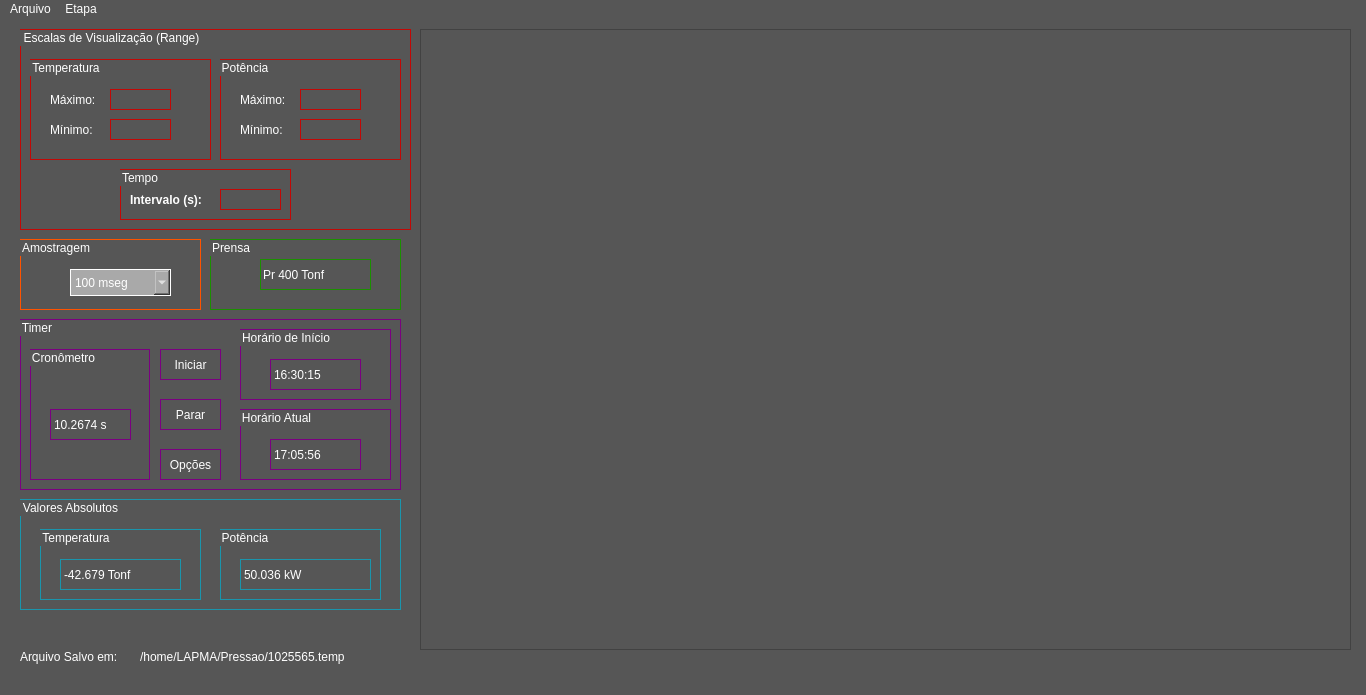
Above: Interface/Resources/CalibracaoT.ui from claudinoac/SADAPMAP before the change. Below: the same form after it.
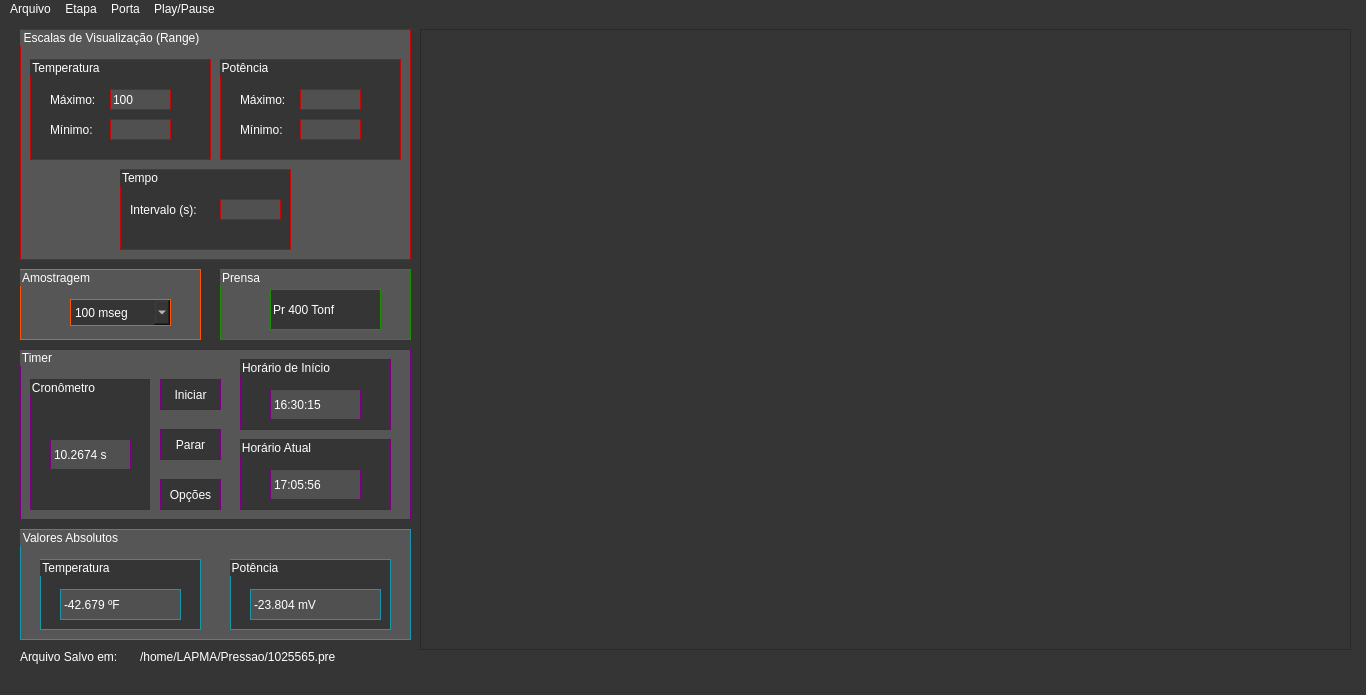
That is the form after the change.

Diff of the .ui file:
```diff
--- a/Interface/Resources/CalibracaoT.ui
+++ b/Interface/Resources/CalibracaoT.ui
@@ -20,7 +20,7 @@
    <string>SADAMAP - Análise de Dados: Etapa 1 - Calibração de Pressão</string>
   </property>
   <property name="styleSheet">
-   <string notr="true">background-color:rgb(86, 86, 86);
+   <string notr="true">background-color:rgb(53, 53, 53);
 color: rgb(255,255,255);</string>
   </property>
   <widget class="QWidget" name="centralWidget">
@@ -49,7 +49,7 @@
       <x>20</x>
       <y>10</y>
       <width>391</width>
-      <height>201</height>
+      <height>231</height>
      </rect>
     </property>
     <property name="toolTip">
@@ -78,7 +78,7 @@
     <property name="checkable">
      <bool>false</bool>
     </property>
-    <widget class="QGroupBox" name="tempScaleBox">
+    <widget class="QGroupBox" name="tempBox">
      <property name="geometry">
       <rect>
        <x>10</x>
@@ -87,10 +87,13 @@
        <height>101</height>
       </rect>
      </property>
+     <property name="styleSheet">
+      <string notr="true">background-color:rgb(53, 53, 53)</string>
+     </property>
      <property name="title">
       <string>Temperatura</string>
      </property>
-     <widget class="QLineEdit" name="t_max">
+     <widget class="QLineEdit" name="temp_max">
       <property name="geometry">
        <rect>
         <x>80</x>
@@ -99,8 +102,15 @@
         <height>21</height>
        </rect>
       </property>
+      <property name="styleSheet">
+       <string notr="true">background-color: rgb(80,80,80);
+color:rgb(255,255,255);</string>
+      </property>
+      <property name="text">
+       <string>100</string>
+      </property>
      </widget>
-     <widget class="QLabel" name="t_max_label">
+     <widget class="QLabel" name="temp_max_label">
       <property name="geometry">
        <rect>
         <x>20</x>
@@ -116,7 +126,7 @@
        <string>Máximo:</string>
       </property>
      </widget>
-     <widget class="QLabel" name="t_min_label">
+     <widget class="QLabel" name="temp_min_label">
       <property name="geometry">
        <rect>
         <x>20</x>
@@ -132,7 +142,7 @@
        <string>Mínimo:</string>
       </property>
      </widget>
-     <widget class="QLineEdit" name="t_min">
+     <widget class="QLineEdit" name="temp_min">
       <property name="geometry">
        <rect>
         <x>80</x>
@@ -141,9 +151,13 @@
         <height>21</height>
        </rect>
       </property>
+      <property name="styleSheet">
+       <string notr="true">background-color: rgb(80,80,80);
+color:rgb(255,255,255);</string>
+      </property>
      </widget>
     </widget>
-    <widget class="QGroupBox" name="pressaoBox">
+    <widget class="QGroupBox" name="potenciaBox">
      <property name="geometry">
       <rect>
        <x>200</x>
@@ -152,10 +166,13 @@
        <height>101</height>
       </rect>
      </property>
+     <property name="styleSheet">
+      <string notr="true">background-color:rgb(53, 53, 53)</string>
+     </property>
      <property name="title">
       <string>Potência</string>
      </property>
-     <widget class="QLineEdit" name="p_max">
+     <widget class="QLineEdit" name="pot_max">
       <property name="geometry">
        <rect>
         <x>80</x>
@@ -164,8 +181,12 @@
         <height>21</height>
        </rect>
       </property>
+      <property name="styleSheet">
+       <string notr="true">background-color: rgb(80,80,80);
+color:rgb(255,255,255);</string>
+      </property>
      </widget>
-     <widget class="QLabel" name="p_max_label">
+     <widget class="QLabel" name="pot_max_label">
       <property name="geometry">
        <rect>
         <x>20</x>
@@ -181,7 +202,7 @@
        <string>Máximo:</string>
       </property>
      </widget>
-     <widget class="QLabel" name="p_min_label">
+     <widget class="QLabel" name="pot_min_label">
       <property name="geometry">
        <rect>
         <x>20</x>
@@ -197,7 +218,7 @@
        <string>Mínimo:</string>
       </property>
      </widget>
-     <widget class="QLineEdit" name="p_min">
+     <widget class="QLineEdit" name="pot_min">
       <property name="geometry">
        <rect>
         <x>80</x>
@@ -206,46 +227,52 @@
         <height>21</height>
        </rect>
       </property>
+      <property name="styleSheet">
+       <string notr="true">background-color: rgb(80,80,80);
+color:rgb(255,255,255);</string>
+      </property>
      </widget>
     </widget>
-    <widget class="QGroupBox" name="timeDispGBox">
+    <widget class="QGroupBox" name="tempoGBox">
      <property name="geometry">
       <rect>
        <x>100</x>
        <y>140</y>
        <width>171</width>
-       <height>51</height>
+       <height>81</height>
       </rect>
      </property>
      <property name="styleSheet">
-      <string notr="true">
-</string>
+      <string notr="true">background-color:rgb(53, 53, 53)</string>
      </property>
      <property name="title">
       <string>Tempo</string>
      </property>
-     <widget class="QLineEdit" name="f_max_2">
+     <widget class="QLineEdit" name="t_max">
       <property name="geometry">
        <rect>
         <x>100</x>
-        <y>20</y>
+        <y>30</y>
         <width>61</width>
         <height>21</height>
        </rect>
       </property>
+      <property name="styleSheet">
+       <string notr="true">background-color: rgb(80,80,80);
+color:rgb(255,255,255);</string>
+      </property>
      </widget>
-     <widget class="QLabel" name="f_max_label_2">
+     <widget class="QLabel" name="t_max_label">
       <property name="geometry">
        <rect>
         <x>10</x>
-        <y>20</y>
+        <y>30</y>
         <width>81</width>
         <height>21</height>
        </rect>
       </property>
       <property name="styleSheet">
-       <string notr="true">border: rgb(255,255,255);
-font: bold 9pt ;</string>
+       <string notr="true">border: rgb(255,255,255)</string>
       </property>
       <property name="text">
        <string>Intervalo (s):</string>
@@ -257,13 +284,14 @@
     <property name="geometry">
      <rect>
       <x>20</x>
-      <y>220</y>
+      <y>250</y>
       <width>181</width>
       <height>71</height>
      </rect>
     </property>
     <property name="styleSheet">
-     <string notr="true">border:1px solid rgb(255, 83, 0);
+     <string notr="true">background-color: rgb(86, 86, 86);
+border:1px solid rgb(255, 83, 0);
 color: rgb(255,255,255);</string>
     </property>
     <property name="title">
@@ -278,9 +306,14 @@
        <height>27</height>
       </rect>
      </property>
+     <property name="mouseTracking">
+      <bool>false</bool>
+     </property>
+     <property name="autoFillBackground">
+      <bool>false</bool>
+     </property>
      <property name="styleSheet">
-      <string notr="true">border-color: rgb(255,255,255);
-background-color: rgb(169, 169, 169);
+      <string notr="true">background-color:rgb(53, 53, 53)
 </string>
      </property>
      <item>
@@ -334,18 +367,19 @@
     <property name="geometry">
      <rect>
       <x>20</x>
-      <y>300</y>
-      <width>381</width>
+      <y>330</y>
+      <width>391</width>
       <height>171</height>
      </rect>
     </property>
     <property name="styleSheet">
-     <string notr="true">border:1px solid rgb(123, 0, 129);</string>
+     <string notr="true">background-color: rgb(86, 86, 86);
+border:1px solid rgb(123, 0, 129);</string>
     </property>
     <property name="title">
      <string>Timer</string>
     </property>
-    <widget class="QPushButton" name="timerOptButton">
+    <widget class="QPushButton" name="timerOptionButton">
      <property name="geometry">
       <rect>
        <x>140</x>
@@ -354,11 +388,14 @@
        <height>31</height>
       </rect>
      </property>
+     <property name="styleSheet">
+      <string notr="true">background-color:rgb(53, 53, 53)</string>
+     </property>
      <property name="text">
       <string>Opções</string>
      </property>
     </widget>
-    <widget class="QPushButton" name="startTimerButton">
+    <widget class="QPushButton" name="initTimerButton">
      <property name="geometry">
       <rect>
        <x>140</x>
@@ -367,11 +404,14 @@
        <height>31</height>
       </rect>
      </property>
+     <property name="styleSheet">
+      <string notr="true">background-color:rgb(53, 53, 53)</string>
+     </property>
      <property name="text">
       <string>Iniciar</string>
      </property>
     </widget>
-    <widget class="QGroupBox" name="cronomGBox">
+    <widget class="QGroupBox" name="cronometroGBox">
      <property name="geometry">
       <rect>
        <x>10</x>
@@ -380,6 +420,9 @@
        <height>131</height>
       </rect>
      </property>
+     <property name="styleSheet">
+      <string notr="true">background-color:rgb(53, 53, 53)</string>
+     </property>
      <property name="title">
       <string>Cronômetro</string>
      </property>
@@ -392,6 +435,11 @@
         <height>31</height>
        </rect>
       </property>
+      <property name="styleSheet">
+       <string notr="true">background-color: rgb(80,80,80);
+color:rgb(255,255,255);
+font: 75 12pt &quot;Noto Serif&quot;;</string>
+      </property>
       <property name="text">
        <string>10.2674 s</string>
       </property>
@@ -406,6 +454,9 @@
        <height>71</height>
       </rect>
      </property>
+     <property name="styleSheet">
+      <string notr="true">background-color:rgb(53, 53, 53)</string>
+     </property>
      <property name="title">
       <string>Horário de Início</string>
      </property>
@@ -419,7 +470,9 @@
        </rect>
       </property>
       <property name="styleSheet">
-       <string notr="true">font: 14pt &quot;Noto Serif&quot;;</string>
+       <string notr="true">background-color:rgb(80, 80,80);
+color:rgb(255,255,255);
+font: 14pt &quot;Noto Serif&quot;;</string>
       </property>
       <property name="text">
        <string>16:30:15</string>
@@ -435,6 +488,9 @@
        <height>71</height>
       </rect>
      </property>
+     <property name="styleSheet">
+      <string notr="true">background-color:rgb(53, 53, 53)</string>
+     </property>
      <property name="title">
       <string>Horário Atual</string>
      </property>
@@ -448,7 +504,9 @@
        </rect>
       </property>
       <property name="styleSheet">
-       <string notr="true">font: 14pt &quot;Noto Serif&quot;;</string>
+       <string notr="true">background-color:rgb(80, 80,80);
+color:rgb(255,255,255);
+font: 14pt &quot;Noto Serif&quot;;</string>
       </property>
       <property name="text">
        <string>17:05:56</string>
@@ -464,22 +522,27 @@
        <height>31</height>
       </rect>
      </property>
+     <property name="styleSheet">
+      <string notr="true">background-color:rgb(53, 53, 53)</string>
+     </property>
      <property name="text">
       <string>Parar</string>
      </property>
     </widget>
    </widget>
-   <widget class="QGroupBox" name="prensaGBox">
+   <widget class="QGroupBox" name="prensaNameGBox">
     <property name="geometry">
      <rect>
-      <x>210</x>
-      <y>220</y>
+      <x>220</x>
+      <y>250</y>
       <width>191</width>
       <height>71</height>
      </rect>
     </property>
     <property name="styleSheet">
-     <string notr="true">border: 1px solid rgb(27, 144, 0);</string>
+     <string notr="true">
+border: 1px solid rgb(27, 144, 0);
+background-color: rgb(86, 86, 86);</string>
     </property>
     <property name="title">
      <string>Prensa</string>
@@ -490,28 +553,31 @@
        <x>50</x>
        <y>20</y>
        <width>111</width>
-       <height>31</height>
+       <height>41</height>
       </rect>
      </property>
      <property name="styleSheet">
-      <string notr="true">font: 12pt &quot;Noto Serif&quot;;</string>
+      <string notr="true">font: 12pt &quot;Noto Serif&quot;;
+color:rgb(255,255,255);
+background-color:rgb(53, 53, 53)</string>
      </property>
      <property name="text">
       <string>Pr 400 Tonf</string>
      </property>
     </widget>
    </widget>
-   <widget class="QGroupBox" name="absoluteValueGBox">
+   <widget class="QGroupBox" name="valAbsolGBox">
     <property name="geometry">
      <rect>
       <x>20</x>
-      <y>480</y>
-      <width>381</width>
+      <y>510</y>
+      <width>391</width>
       <height>111</height>
      </rect>
     </property>
     <property name="styleSheet">
-     <string notr="true">border: 1px solid rgb(26, 149, 172)</string>
+     <string notr="true">background-color: rgb(86, 86, 86);
+border: 1px solid rgb(26, 149, 172)</string>
     </property>
     <property name="title">
      <string>Valores Absolutos</string>
@@ -525,6 +591,9 @@
        <height>71</height>
       </rect>
      </property>
+     <property name="styleSheet">
+      <string notr="true">background-color:rgb(53, 53, 53)</string>
+     </property>
      <property name="title">
       <string>Temperatura</string>
      </property>
@@ -538,26 +607,31 @@
        </rect>
       </property>
       <property name="styleSheet">
-       <string notr="true">font: 14pt &quot;Noto Serif&quot;;</string>
+       <string notr="true">background-color: rgb(80,80,80);
+color:rgb(255,255,255);
+font: 14pt &quot;Noto Serif&quot;;</string>
       </property>
       <property name="text">
-       <string>-42.679 Tonf</string>
+       <string>-42.679 ºF</string>
       </property>
      </widget>
     </widget>
-    <widget class="QGroupBox" name="powerGBox">
+    <widget class="QGroupBox" name="potGBox">
      <property name="geometry">
       <rect>
-       <x>200</x>
+       <x>210</x>
        <y>30</y>
        <width>161</width>
        <height>71</height>
       </rect>
      </property>
+     <property name="styleSheet">
+      <string notr="true">background-color:rgb(53, 53, 53)</string>
+     </property>
      <property name="title">
       <string>Potência</string>
      </property>
-     <widget class="QLabel" name="potenciaLabel">
+     <widget class="QLabel" name="potLabel">
       <property name="geometry">
        <rect>
         <x>20</x>
@@ -567,15 +641,17 @@
        </rect>
       </property>
       <property name="styleSheet">
-       <string notr="true">font: 14pt &quot;Noto Serif&quot;;</string>
+       <string notr="true">background-color: rgb(80,80,80);
+color:rgb(255,255,255);
+font: 14pt &quot;Noto Serif&quot;;</string>
       </property>
       <property name="text">
-       <string>50.036 kW</string>
+       <string>-23.804 mV</string>
       </property>
      </widget>
     </widget>
    </widget>
-   <widget class="QLabel" name="saveFileStaticLabel">
+   <widget class="QLabel" name="arquivoSalvoLabel">
     <property name="geometry">
      <rect>
       <x>20</x>
@@ -588,7 +664,7 @@
      <string>Arquivo Salvo em:</string>
     </property>
    </widget>
-   <widget class="QLabel" name="saveFileDLabel">
+   <widget class="QLabel" name="arqSalvoLabel">
     <property name="geometry">
      <rect>
       <x>140</x>
@@ -598,7 +674,7 @@
      </rect>
     </property>
     <property name="text">
-     <string>/home/LAPMA/Pressao/1025565.temp</string>
+     <string>/home/LAPMA/Pressao/1025565.pre</string>
     </property>
    </widget>
   </widget>
@@ -611,42 +687,57 @@
      <height>23</height>
     </rect>
    </property>
-   <widget class="QMenu" name="Menuzinho">
+   <widget class="QMenu" name="menuArquivo">
     <property name="title">
      <string>Arquivo</string>
     </property>
-    <addaction name="actionAbrir"/>
-    <addaction name="actionSalvar_2"/>
-    <addaction name="actionSalvar_Como_2"/>
+    <addaction name="botaoAbrir"/>
+    <addaction name="botaoSalvar"/>
+    <addaction name="botaoSalvarComo"/>
    </widget>
    <widget class="QMenu" name="menuEtapa">
     <property name="title">
      <string>Etapa</string>
     </property>
-    <addaction name="actionCalibra_o_P"/>
-    <addaction name="actionCalibra_o_T"/>
-    <addaction name="actionProcessamento"/>
+    <addaction name="alternaCalibraP"/>
+    <addaction name="alternaCalibraT"/>
+    <addaction name="alternaProc"/>
    </widget>
-   <addaction name="Menuzinho"/>
+   <widget class="QMenu" name="menuPorta">
+    <property name="title">
+     <string>Porta</string>
+    </property>
+   </widget>
+   <widget class="QMenu" name="menuPlay_Pause">
+    <property name="title">
+     <string>Play/Pause</string>
+    </property>
+   </widget>
+   <addaction name="menuArquivo"/>
    <addaction name="menuEtapa"/>
+   <addaction name="menuPorta"/>
+   <addaction name="menuPlay_Pause"/>
   </widget>
-  <widget class="QStatusBar" name="statusBar"/>
-  <action name="actionCalibra_o_P">
+  <widget class="QStatusBar" name="menuStatusBar"/>
+  <action name="alternaCalibraP">
    <property name="text">
     <string>Calibração P</string>
    </property>
   </action>
-  <action name="actionCalibra_o_T">
+  <action name="alternaCalibraT">
    <property name="text">
     <string>Calibração T</string>
    </property>
   </action>
-  <action name="actionProcessamento">
+  <action name="alternaProc">
    <property name="text">
     <string>Processamento</string>
    </property>
   </action>
-  <action name="actionAbrir">
+  <action name="botaoAbrir">
+   <property name="enabled">
+    <bool>false</bool>
+   </property>
    <property name="text">
     <string>Abrir</string>
    </property>
@@ -664,16 +755,21 @@
     <string>Salvar Como</string>
    </property>
   </action>
-  <action name="actionSalvar_2">
+  <action name="botaoSalvar">
    <property name="text">
     <string>Salvar</string>
    </property>
   </action>
-  <action name="actionSalvar_Como_2">
+  <action name="botaoSalvarComo">
    <property name="text">
     <string>Salvar Como</string>
    </property>
   </action>
+  <action name="selectPortaUSB">
+   <property name="text">
+    <string>Selecionar porta USB</string>
+   </property>
+  </action>
  </widget>
  <layoutdefault spacing="6" margin="11"/>
  <resources/>
```
